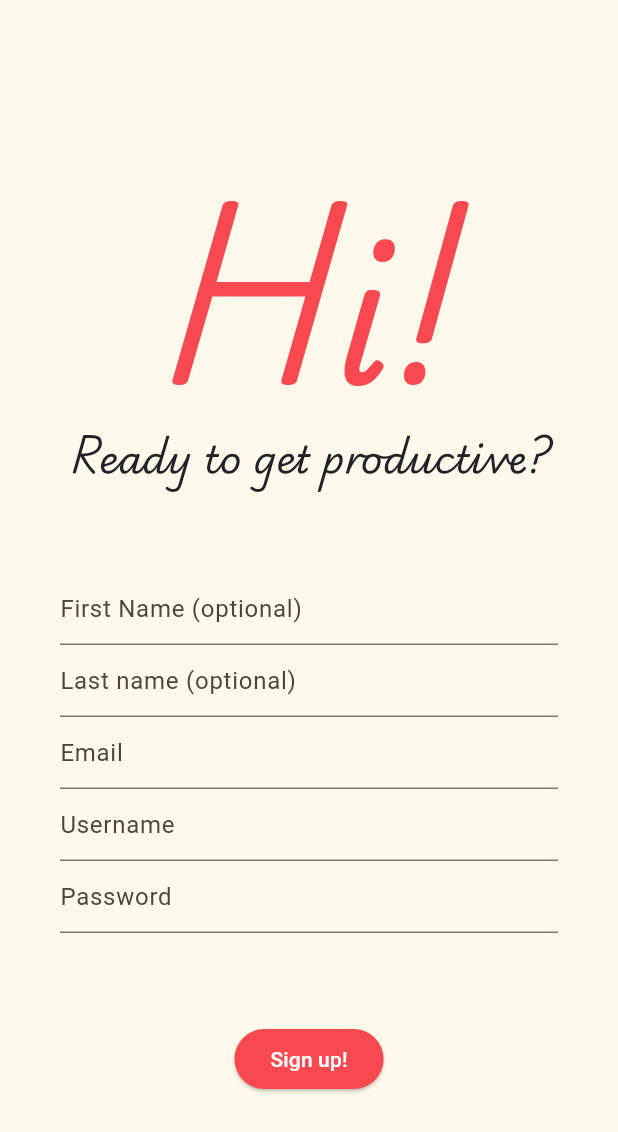
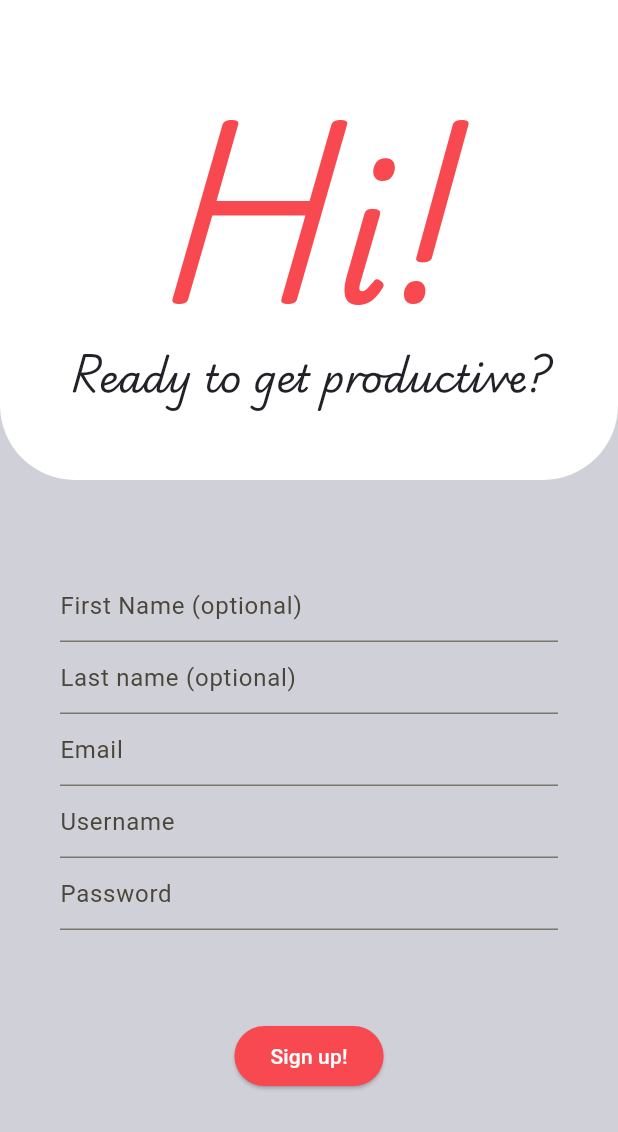
Before and after one commit to elisamongelli/ToDoApp-YT, a Flutter app: the screen it shows after launch, on a phone screen of 412 x 824 dp. Shown: the top 1132 px of the screen. Run offline on Flutter 3.47's test engine with Material 3 defaults, Android fonts, the light colour scheme and no system bars; our stand-ins replace fluttertoast, rxdart, shared_preferences; network calls fail.

Commit message:
Continuing defining signup screen layout: ID:#34

```diff
--- a/app/todoapp/lib/UI/Login/loginscreen.dart
+++ b/app/todoapp/lib/UI/Login/loginscreen.dart
@@ -31,15 +31,33 @@ class LoginPageState extends State<LoginPage> {
 
 
     return Scaffold(
-      body: Center(
-        child: SafeArea(
-          child: SingleChildScrollView(
-            child: Container(
-              margin: EdgeInsets.only(top: 20),
+      body: Container(
+        color: lightGreyColor,
+        child: Column(
+          children: <Widget>[
+            Container(
+              // padding: const EdgeInsets.only(left: 30),
+              padding: const EdgeInsets.only(top: 60),
+              height: 320,
+              decoration: const BoxDecoration(
+                color: Colors.white,
+                borderRadius: BorderRadius.only(
+                  bottomLeft: Radius.circular(50),
+                  bottomRight: Radius.circular(50)
+                )
+              ),
+              child: Column(
+                // mainAxisAlignment: MainAxisAlignment.spaceBetween,
+                children: [
+                  Text("Hi!", style: loginScreenTitle),
+                  Text("Ready to get productive?", style: loginScreenSubtitle),
+                  Container(),
+                ],
+              )
+            ),
+            SingleChildScrollView(
               child: Column(
                 children: <Widget>[
-                  Text("Hi!", style: loginScreenTitle),
-                  Text("Ready to get productive?", style: loginScreenSubtitle),
                   Container(
                     margin: EdgeInsets.only(
                       top: 60,
@@ -109,10 +127,10 @@ class LoginPageState extends State<LoginPage> {
                   )
                 ],
               ),
-            ),
-          ),
-        )
-      )
+            )
+          ],
+        ),
+      ),
     );
   }
 }
--- a/app/todoapp/lib/main.dart
+++ b/app/todoapp/lib/main.dart
@@ -153,7 +153,8 @@ class _MyHomePageState extends State<MyHomePage> {
                     ),
                     Container(),
                   ],
-                  )),
+                )
+              ),
               Container(
                 height: 70,
                 width: 70,
--- a/app/todoapp/lib/models/assets/global.dart
+++ b/app/todoapp/lib/models/assets/global.dart
@@ -1,6 +1,18 @@
 import 'package:flutter/material.dart';
 
 Color darkGreyColor = const Color(0xFF212128);
+Color lightGreyColor = const Color.fromARGB(255, 208, 208, 216);
+
+/*
+  ----- DA PROVARE -----
+
+  Color lightGreyColor = const Color.fromARGB(255, 189, 189, 202);  // grigio chiaro ma più scuro dei successivi
+  Color lightGreyColor = const Color.fromARGB(255, 208, 208, 216);  // grigio chiaro ma non troppo, si nota rispetto al bianco
+  Color lightGreyColor = const Color(0xFFEEEEEE);                   // grigio molto chiaro, quasi bianco
+
+  ----- DA PROVARE -----
+*/
+
 Color redMainColor = const Color.fromARGB(255, 247, 73, 79);
 
 
```
Lines whose indentation alone changed are shown as unchanged.
